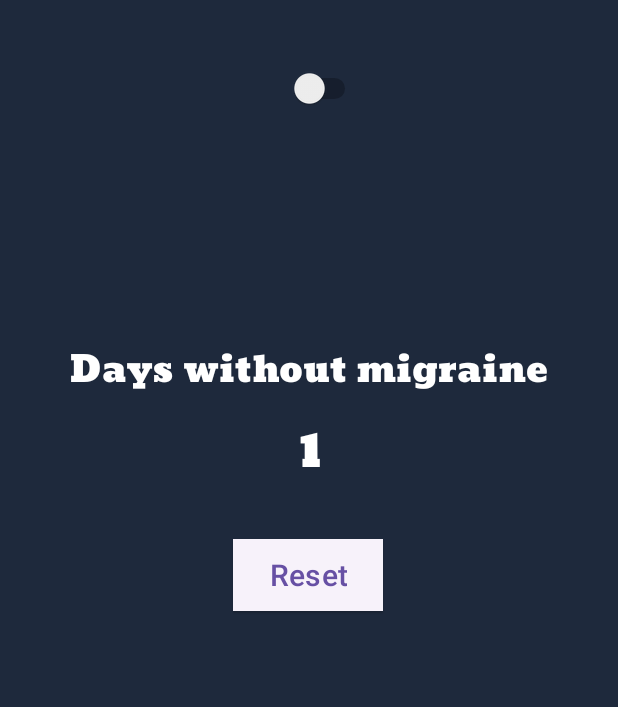
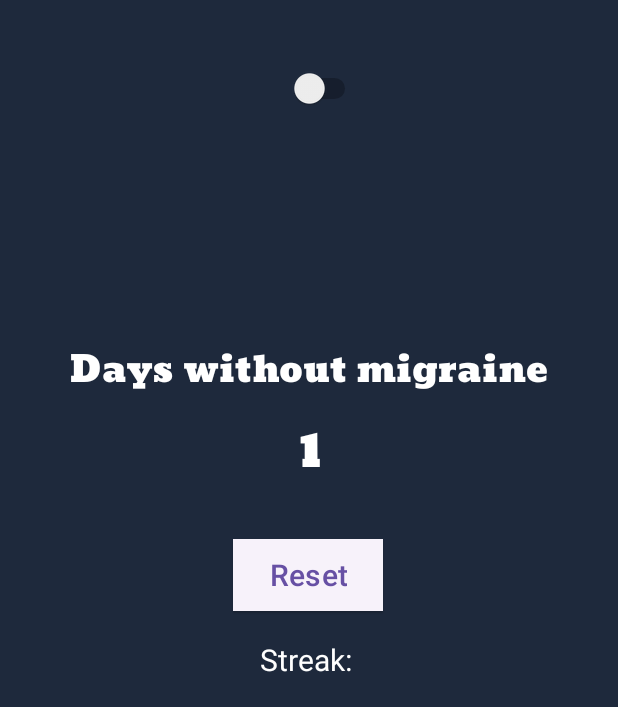
Before and after one commit to GeorgiosDrivas/MigraineMode, an Android app: the screen it shows after launch (MainActivity), on a phone screen of 412 x 824 dp, the part 529-1236 px from its top. Run offline under Robolectric (Android 15) with nearby library versions, the phone set to English and light mode, and no system bars.

Commit message:
Feature: Streak UI

```diff
--- a/app/src/main/res/layout/activity_main.xml
+++ b/app/src/main/res/layout/activity_main.xml
@@ -83,4 +83,17 @@
         app:layout_constraintStart_toStartOf="parent"
         app:layout_constraintTop_toBottomOf="@+id/daysValue"
         app:layout_constraintVertical_bias="0.307" />
+
+    <TextView
+        android:id="@+id/textView3"
+        android:layout_width="wrap_content"
+        android:layout_height="wrap_content"
+        android:text="Streak: "
+        android:textColor="#FFFFFF"
+        android:textSize="20sp"
+        app:layout_constraintBottom_toBottomOf="parent"
+        app:layout_constraintEnd_toEndOf="parent"
+        app:layout_constraintStart_toStartOf="parent"
+        app:layout_constraintTop_toBottomOf="@+id/resetBtn" />
+
 </androidx.constraintlayout.widget.ConstraintLayout>
```
